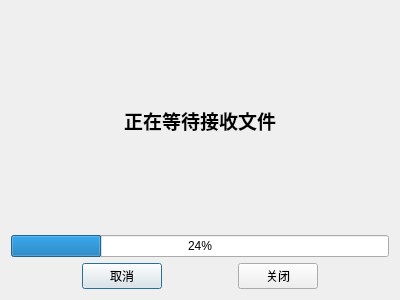
First picture: the form in iChat/receiver.ui, repository denglfs/Chat, before the edit.
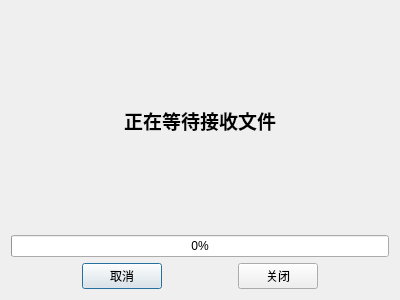
Second picture: the form after the edit.

```diff
--- a/iChat/receiver.ui
+++ b/iChat/receiver.ui
@@ -35,7 +35,7 @@
    <item>
     <widget class="QProgressBar" name="progressBar">
      <property name="value">
-      <number>24</number>
+      <number>0</number>
      </property>
     </widget>
    </item>
```
